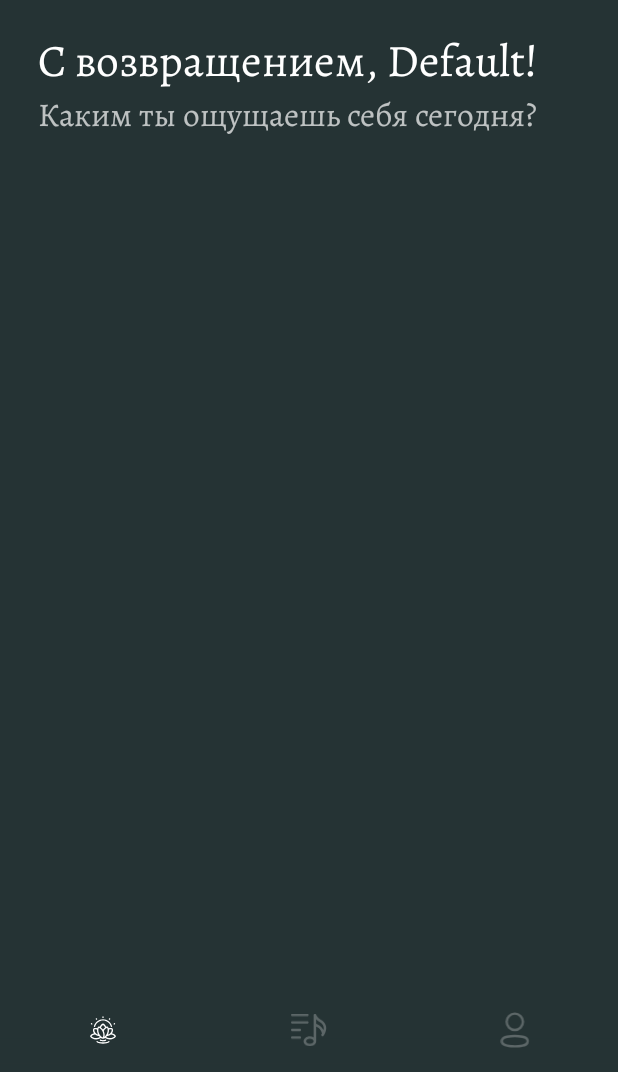
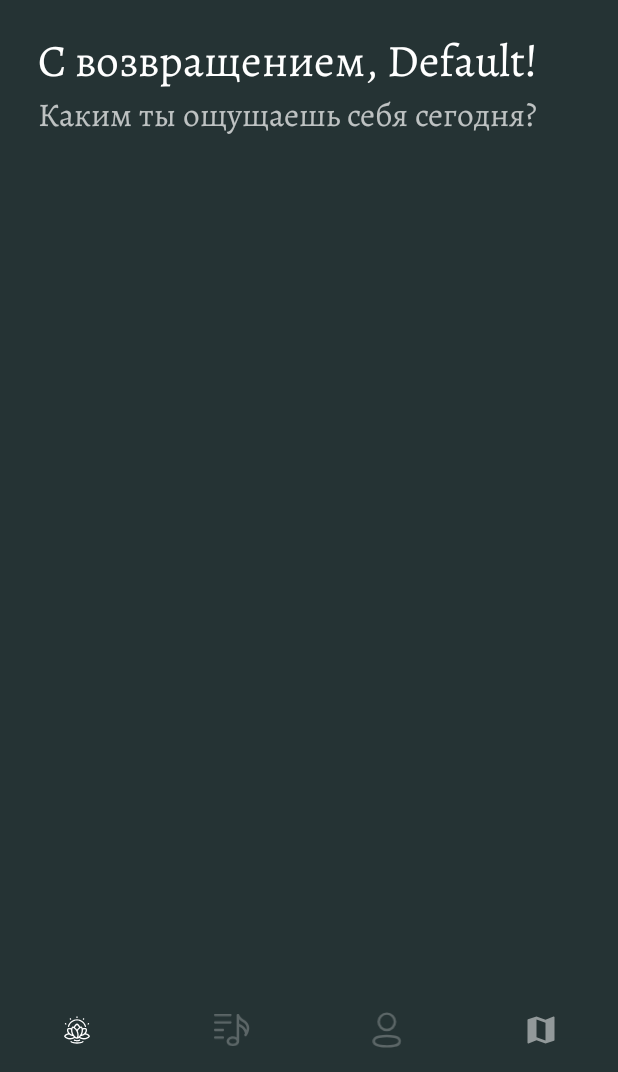
Before and after one commit to QuilliuQ/BrainApp, an Android app: the screen it shows after launch (MainScreenActivity), on a phone screen of 412 x 824 dp, the part 164-1236 px from its top. Run offline under Robolectric (Android 15) with nearby library versions, the phone set to English and light mode, and no system bars; our stand-ins replace navigation-ui; pictures from the network do not load; 2 statements that could not run were skipped.

Commit message:
2910chapter

```diff
--- a/app/build.gradle
+++ b/app/build.gradle
@@ -46,6 +46,8 @@ dependencies {
     implementation 'androidx.lifecycle:lifecycle-viewmodel-ktx:2.3.1'
     implementation 'androidx.navigation:navigation-fragment-ktx:2.3.5'
     implementation 'androidx.navigation:navigation-ui-ktx:2.3.5'
+    implementation 'com.google.android.gms:play-services-location:18.0.0'
+    implementation 'com.google.android.gms:play-services-maps:17.0.0'
     testImplementation 'junit:junit:4.+'
     androidTestImplementation 'androidx.test.ext:junit:1.1.3'
     androidTestImplementation 'androidx.test.espresso:espresso-core:3.4.0'
--- a/app/src/main/AndroidManifest.xml
+++ b/app/src/main/AndroidManifest.xml
@@ -2,6 +2,8 @@
 <manifest xmlns:android="http://schemas.android.com/apk/res/android"
     package="com.sylas.tamagochi">
 
+    <uses-permission android:name="android.permission.ACCESS_COARSE_LOCATION" />
+    <uses-permission android:name="android.permission.ACCESS_FINE_LOCATION"/>
     <uses-permission android:name="android.permission.INTERNET" />
 
     <application
@@ -13,6 +15,10 @@
         android:theme="@style/Theme.Tamagochi"
         android:usesCleartextTraffic="true"
         android:windowSoftInputMode="stateVisible|adjustResize">
+        <meta-data
+            android:name="com.google.android.geo.API_KEY"
+            android:value="@string/google_maps_key" />
+
         <activity
             android:name=".CurrentQuotesActivity"
             android:exported="false"
--- /dev/null
+++ b/app/src/main/res/drawable/ic_baseline_map_24.xml
@@ -0,0 +1,5 @@
+<vector android:height="24dp" android:tint="#7F7F7F"
+    android:viewportHeight="24" android:viewportWidth="24"
+    android:width="24dp" xmlns:android="http://schemas.android.com/apk/res/android">
+    <path android:fillColor="@android:color/white" android:pathData="M20.5,3l-0.16,0.03L15,5.1 9,3 3.36,4.9c-0.21,0.07 -0.36,0.25 -0.36,0.48V20.5c0,0.28 0.22,0.5 0.5,0.5l0.16,-0.03L9,18.9l6,2.1 5.64,-1.9c0.21,-0.07 0.36,-0.25 0.36,-0.48V3.5c0,-0.28 -0.22,-0.5 -0.5,-0.5zM15,19l-6,-2.11V5l6,2.11V19z"/>
+</vector>
--- a/app/src/main/res/menu/bottom_nav_menu.xml
+++ b/app/src/main/res/menu/bottom_nav_menu.xml
@@ -16,4 +16,9 @@
         android:icon="@drawable/ic_profile"
         android:title="@string/title_notifications" />
 
+    <item
+        android:id="@+id/navigation_maps"
+        android:icon="@drawable/ic_baseline_map_24"
+        android:title="Map" />
+
 </menu>
--- a/app/src/main/res/navigation/mobile_navigation.xml
+++ b/app/src/main/res/navigation/mobile_navigation.xml
@@ -26,4 +26,9 @@
         android:name="com.sylas.tamagochi.ui.profile.ProfileFragment"
         android:label="@string/title_notifications"
         tools:layout="@layout/fragment_profile" />
+    <fragment
+        android:id="@+id/navigation_maps"
+        android:name="com.sylas.tamagochi.ui.maps.MapsFragment"
+        android:label="maps_fragment"
+        tools:layout="@layout/maps_fragment" />
 </navigation>
```
Also changed, not shown: app/src/main/java/com/sylas/tamagochi/ui/maps/MapsFragment.kt (added, +107 -0 lines), app/src/main/res/layout/maps_fragment.xml (added, +9 -0 lines), app/src/main/res/values/google_maps_api.xml (added, +24 -0 lines).
